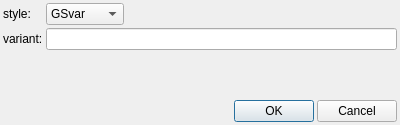
First picture: the form in src/GSvar/VariantOpenDialog.ui, repository imgag/ngs-bits, before the edit.
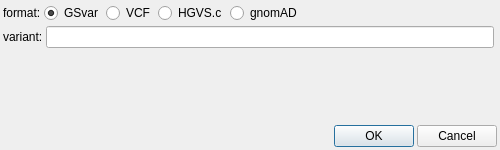
Second picture: the form after the edit. Icons and pictures are not drawn.

Commit message: GSvar: variant not contained in NGSD can now be added via the open variant dialog; variant tab: copying the variant in different formats is now possible.

```diff
--- a/src/GSvar/VariantOpenDialog.ui
+++ b/src/GSvar/VariantOpenDialog.ui
@@ -6,14 +6,14 @@
    <rect>
     <x>0</x>
     <y>0</y>
-    <width>400</width>
-    <height>125</height>
+    <width>500</width>
+    <height>150</height>
    </rect>
   </property>
   <property name="minimumSize">
    <size>
-    <width>400</width>
-    <height>125</height>
+    <width>500</width>
+    <height>150</height>
    </size>
   </property>
   <property name="windowTitle">
@@ -35,39 +35,86 @@
    <property name="spacing">
     <number>3</number>
    </property>
-   <item row="1" column="3">
-    <spacer name="horizontalSpacer">
-     <property name="orientation">
-      <enum>Qt::Horizontal</enum>
-     </property>
-     <property name="sizeHint" stdset="0">
-      <size>
-       <width>40</width>
-       <height>20</height>
-      </size>
-     </property>
-    </spacer>
+   <item row="0" column="0" colspan="3">
+    <layout class="QHBoxLayout" name="horizontalLayout_2">
+     <item>
+      <widget class="QLabel" name="label">
+       <property name="text">
+        <string>format:</string>
+       </property>
+      </widget>
+     </item>
+     <item>
+      <widget class="QRadioButton" name="format_gsvar">
+       <property name="toolTip">
+        <string>&lt;html&gt;&lt;head/&gt;&lt;body&gt;&lt;p&gt;format: chr, start, end, ref, alt (tab-separated)&lt;/p&gt;&lt;/body&gt;&lt;/html&gt;</string>
+       </property>
+       <property name="text">
+        <string>GSvar</string>
+       </property>
+       <property name="checked">
+        <bool>true</bool>
+       </property>
+       <attribute name="buttonGroup">
+        <string notr="true">buttonGroup</string>
+       </attribute>
+      </widget>
+     </item>
+     <item>
+      <widget class="QRadioButton" name="format_vcf">
+       <property name="toolTip">
+        <string>&lt;html&gt;&lt;head/&gt;&lt;body&gt;&lt;p&gt;format: chr, pos, id, ref, alt, ... (tab-separated)&lt;/p&gt;&lt;/body&gt;&lt;/html&gt;</string>
+       </property>
+       <property name="text">
+        <string>VCF</string>
+       </property>
+       <attribute name="buttonGroup">
+        <string notr="true">buttonGroup</string>
+       </attribute>
+      </widget>
+     </item>
+     <item>
+      <widget class="QRadioButton" name="format_hgvsc">
+       <property name="toolTip">
+        <string>&lt;html&gt;&lt;head/&gt;&lt;body&gt;&lt;p&gt;format: transcript, cDNA change (separated by ':')&lt;br/&gt;&lt;br/&gt;Note: if a gene name is provided instead of a transcript, the MANE select transcript of the gene is used.&lt;/p&gt;&lt;/body&gt;&lt;/html&gt;</string>
+       </property>
+       <property name="text">
+        <string>HGVS.c</string>
+       </property>
+       <attribute name="buttonGroup">
+        <string notr="true">buttonGroup</string>
+       </attribute>
+      </widget>
+     </item>
+     <item>
+      <widget class="QRadioButton" name="format_gnomad">
+       <property name="toolTip">
+        <string>&lt;html&gt;&lt;head/&gt;&lt;body&gt;&lt;p&gt;format: chr, pos, ref, alt (separated by '-')&lt;/p&gt;&lt;/body&gt;&lt;/html&gt;</string>
+       </property>
+       <property name="text">
+        <string>gnomAD</string>
+       </property>
+       <attribute name="buttonGroup">
+        <string notr="true">buttonGroup</string>
+       </attribute>
+      </widget>
+     </item>
+     <item>
+      <spacer name="horizontalSpacer">
+       <property name="orientation">
+        <enum>Qt::Horizontal</enum>
+       </property>
+       <property name="sizeHint" stdset="0">
+        <size>
+         <width>40</width>
+         <height>20</height>
+        </size>
+       </property>
+      </spacer>
+     </item>
+    </layout>
    </item>
-   <item row="1" column="2">
-    <widget class="QLabel" name="style_hint">
-     <property name="maximumSize">
-      <size>
-       <width>18</width>
-       <height>18</height>
-      </size>
-     </property>
-     <property name="text">
-      <string/>
-     </property>
-     <property name="pixmap">
-      <pixmap resource="../cppGUI/resources.qrc">:/Icons/Info.png</pixmap>
-     </property>
-     <property name="scaledContents">
-      <bool>true</bool>
-     </property>
-    </widget>
-   </item>
-   <item row="2" column="0">
+   <item row="1" column="0">
     <widget class="QLabel" name="label_2">
      <property name="text">
       <string>variant:</string>
@@ -75,56 +122,9 @@
     </widget>
    </item>
    <item row="1" column="1">
-    <widget class="QComboBox" name="style">
-     <property name="sizePolicy">
-      <sizepolicy hsizetype="Minimum" vsizetype="Fixed">
-       <horstretch>0</horstretch>
-       <verstretch>0</verstretch>
-      </sizepolicy>
-     </property>
-     <item>
-      <property name="text">
-       <string>GSvar</string>
-      </property>
-     </item>
-     <item>
-      <property name="text">
-       <string>VCF</string>
-      </property>
-     </item>
-     <item>
-      <property name="text">
-       <string>gnomAD</string>
-      </property>
-     </item>
-     <item>
-      <property name="text">
-       <string>HGVS.c</string>
-      </property>
-     </item>
-    </widget>
+    <widget class="QLineEdit" name="variant"/>
    </item>
-   <item row="1" column="0">
-    <widget class="QLabel" name="label">
-     <property name="text">
-      <string>style:</string>
-     </property>
-    </widget>
-   </item>
-   <item row="5" column="0" colspan="4">
-    <spacer name="verticalSpacer">
-     <property name="orientation">
-      <enum>Qt::Vertical</enum>
-     </property>
-     <property name="sizeHint" stdset="0">
-      <size>
-       <width>20</width>
-       <height>40</height>
-      </size>
-     </property>
-    </spacer>
-   </item>
-   <item row="3" column="1" rowspan="2" colspan="3">
+   <item row="2" column="1" colspan="2">
     <widget class="QLabel" name="error_message">
      <property name="text">
       <string/>
@@ -134,7 +134,20 @@
      </property>
     </widget>
    </item>
-   <item row="6" column="0" colspan="4">
+   <item row="3" column="0" colspan="3">
+    <spacer name="verticalSpacer">
+     <property name="orientation">
+      <enum>Qt::Vertical</enum>
+     </property>
+     <property name="sizeHint" stdset="0">
+      <size>
+       <width>5</width>
+       <height>5</height>
+      </size>
+     </property>
+    </spacer>
+   </item>
+   <item row="4" column="0" colspan="3">
     <layout class="QHBoxLayout" name="horizontalLayout">
      <property name="spacing">
       <number>3</number>
@@ -168,9 +181,6 @@
      </item>
     </layout>
    </item>
-   <item row="2" column="1" colspan="3">
-    <widget class="QLineEdit" name="variant"/>
-   </item>
   </layout>
  </widget>
  <tabstops>
```
Left out of the diff: 8 changed lines with no effect on the pictures. The commit also changes 12 other files.
